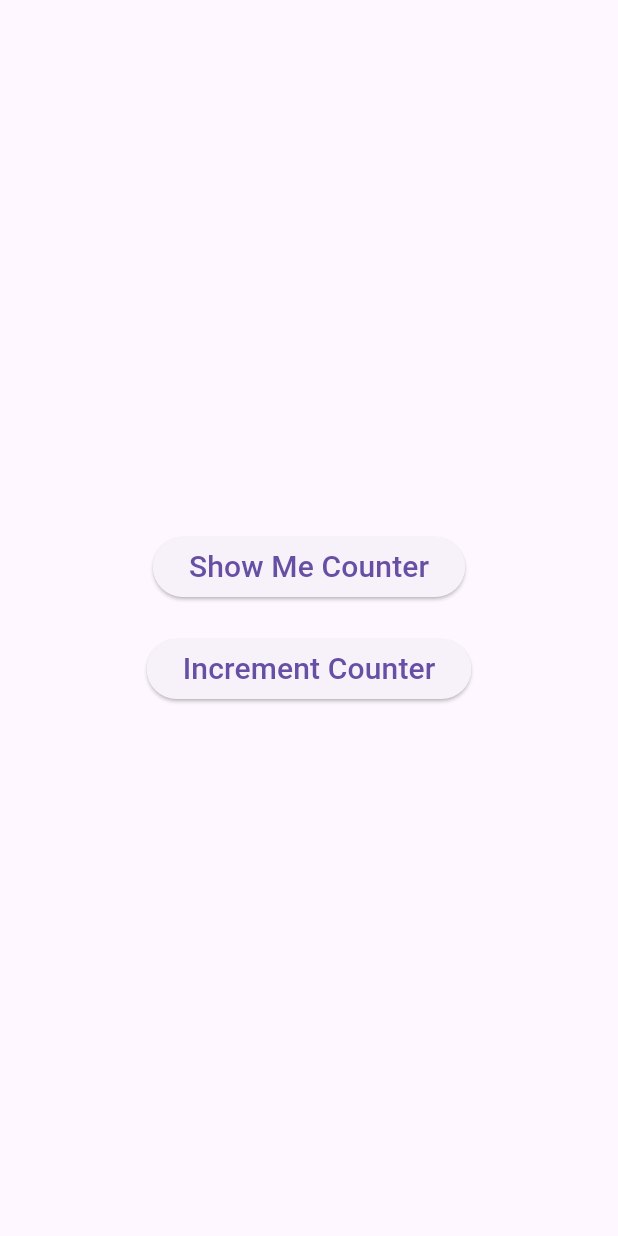
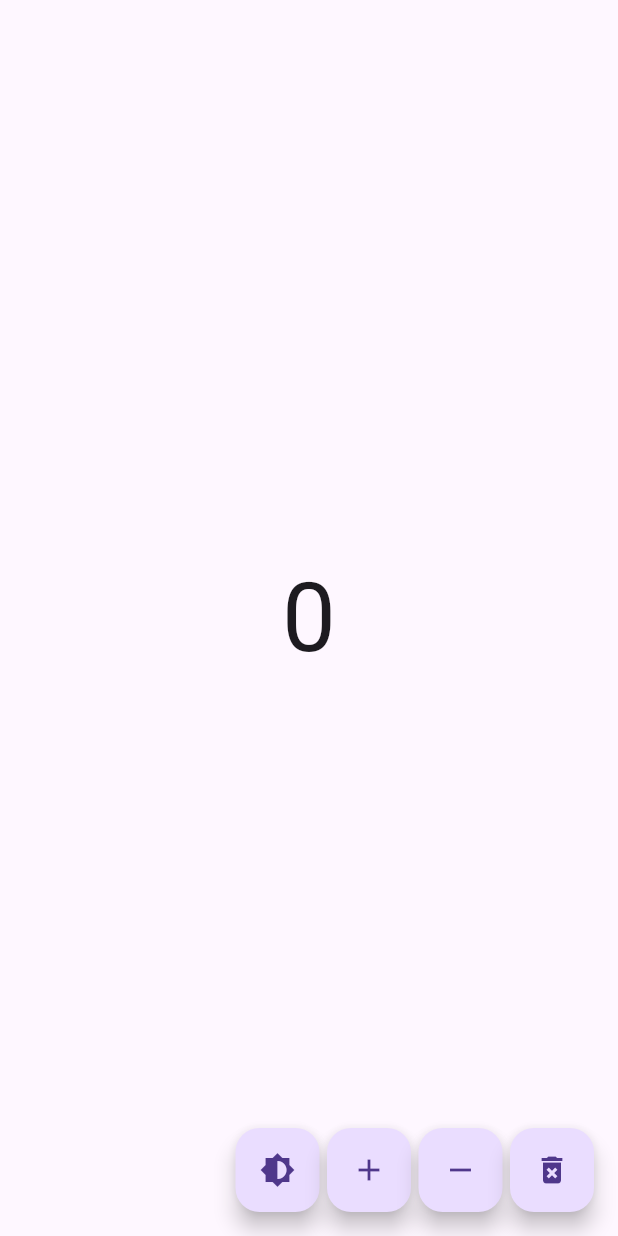
Before and after one commit to yhan0704/flutter_bloc_counter, a Flutter app: the screen it shows after launch, on a phone screen of 412 x 824 dp. Run offline on Flutter 3.47's test engine with Material 3 defaults, Android fonts, the phone set to English and light mode, and no system bars; our stand-ins replace equatable, flutter_bloc.

```diff
--- /dev/null
+++ b/lib/blocs/counter/counter_bloc.dart
@@ -0,0 +1,17 @@
+import 'package:flutter_bloc/flutter_bloc.dart';
+import 'package:equatable/equatable.dart';
+
+part 'counter_event.dart';
+part 'counter_state.dart';
+
+class CounterBloc extends Bloc<CounterEvent, CounterState> {
+  CounterBloc() : super(CounterState.initial()) {
+    on<IncrementCounterEvent>((event, emit) {
+      emit(state.copyWith(counter: state.counter + 1));
+    });
+
+    on<DecrementCounterEvent>((event, emit) {
+      emit(state.copyWith(counter: state.counter - 1));
+    });
+  }
+}
--- /dev/null
+++ b/lib/blocs/counter/counter_event.dart
@@ -0,0 +1,12 @@
+part of 'counter_bloc.dart';
+
+abstract class CounterEvent extends Equatable {
+  const CounterEvent();
+
+  @override
+  List<Object> get props => [];
+}
+
+class IncrementCounterEvent extends CounterEvent {}
+
+class DecrementCounterEvent extends CounterEvent {}
--- a/lib/counter/counter_state.dart
+++ b/lib/blocs/counter/counter_state.dart
@@ -1,13 +1,13 @@
-part of 'counter_cubit.dart';
+part of 'counter_bloc.dart';
 
 class CounterState extends Equatable {
   final int counter;
-  CounterState({
+  const CounterState({
     required this.counter,
   });
 
   factory CounterState.initial() {
-    return CounterState(counter: 0);
+    return const CounterState(counter: 0);
   }
 
   @override
--- /dev/null
+++ b/lib/blocs/theme/theme_event.dart
@@ -0,0 +1,10 @@
+part of 'theme_bloc.dart';
+
+abstract class ThemeEvent extends Equatable {
+  const ThemeEvent();
+
+  @override
+  List<Object> get props => [];
+}
+
+class ToggleThemeEvent extends ThemeEvent {}
--- /dev/null
+++ b/lib/blocs/theme/theme_state.dart
@@ -0,0 +1,31 @@
+part of 'theme_bloc.dart';
+
+enum AppTheme {
+  light,
+  dark,
+}
+
+class ThemeState extends Equatable {
+  final AppTheme appTheme;
+  const ThemeState({
+    this.appTheme = AppTheme.light,
+  });
+
+  factory ThemeState.initial() {
+    return const ThemeState();
+  }
+
+  @override
+  List<Object> get props => [appTheme];
+
+  @override
+  String toString() => 'ThemeState(appTheme: $appTheme)';
+
+  ThemeState copyWith({
+    AppTheme? appTheme,
+  }) {
+    return ThemeState(
+      appTheme: appTheme ?? this.appTheme,
+    );
+  }
+}
--- a/lib/counter/counter_cubit.dart
+++ /dev/null
@@ -1,12 +0,0 @@
-import 'package:bloc/bloc.dart';
-import 'package:equatable/equatable.dart';
-
-part 'counter_state.dart';
-
-class CounterCubit extends Cubit<CounterState> {
-  CounterCubit() : super(CounterState.initial());
-
-  void increment() {
-    emit(state.copyWith(counter: state.counter + 1));
-  }
-}
--- a/lib/main.dart
+++ b/lib/main.dart
@@ -1,95 +1,84 @@
 import 'package:flutter/material.dart';
 import 'package:flutter_bloc/flutter_bloc.dart';
 
-import 'counter/counter_cubit.dart';
-import 'show_me_counter.dart';
+import 'blocs/counter/counter_bloc.dart';
+import 'blocs/theme/theme_bloc.dart';
 
 void main() {
   runApp(const MyApp());
 }
 
-class MyApp extends StatefulWidget {
-  const MyApp({Key? key}) : super(key: key);
-
-  @override
-  State<MyApp> createState() => _MyAppState();
-}
-
-class _MyAppState extends State<MyApp> {
-  final CounterCubit _counterCubit = CounterCubit();
+class MyApp extends StatelessWidget {
+  const MyApp({super.key});
 
   @override
   Widget build(BuildContext context) {
+    return MultiBlocProvider(
+      providers: [
+        BlocProvider<CounterBloc>(
+          create: (context) => CounterBloc(),
+        ),
+        BlocProvider<ThemeBloc>(
+          create: (context) => ThemeBloc(),
+        ),
+      ],
+      child: BlocBuilder<ThemeBloc, ThemeState>(
+        builder: (context, state) {
           return MaterialApp(
-      title: 'Named Route',
+            title: 'Hydrated Bloc',
             debugShowCheckedModeBanner: false,
-      theme: ThemeData(
-        primarySwatch: Colors.blue,
-      ),
-      onGenerateRoute: (RouteSettings settings) {
-        switch (settings.name) {
-          case '/':
-            return MaterialPageRoute(
-              builder: (context) => BlocProvider.value(
-                value: _counterCubit,
-                child: MyHomePage(),
+            theme: state.appTheme == AppTheme.light
+                ? ThemeData.light()
+                : ThemeData.dark(),
+            home: const MyHomePage(),
+          );
+        },
       ),
     );
-          case '/counter':
-            return MaterialPageRoute(
-              builder: (context) => BlocProvider.value(
-                value: _counterCubit,
-                child: ShowMeCounter(),
-              ),
-            );
-          default:
-            return null;
-        }
-      },
-    );
-  }
-
-  @override
-  void dispose() {
-    _counterCubit.close();
-    super.dispose();
   }
 }
 
 class MyHomePage extends StatelessWidget {
-  const MyHomePage({Key? key}) : super(key: key);
+  const MyHomePage({super.key});
 
   @override
   Widget build(BuildContext context) {
     return Scaffold(
       body: Center(
-        child: Column(
-          mainAxisAlignment: MainAxisAlignment.center,
-          children: [
-            ElevatedButton(
-              onPressed: () {
-                Navigator.pushNamed(
-                  context,
-                  '/counter',
-                );
-              },
         child: Text(
-                'Show Me Counter',
-                style: TextStyle(fontSize: 20.0),
+          '${context.watch<CounterBloc>().state.counter}',
+          style: const TextStyle(fontSize: 64.0),
         ),
       ),
-            SizedBox(height: 20.0),
-            ElevatedButton(
+      floatingActionButton: Row(
+        mainAxisAlignment: MainAxisAlignment.end,
+        children: [
+          FloatingActionButton(
             onPressed: () {
-                BlocProvider.of<CounterCubit>(context).increment();
+              context.read<ThemeBloc>().add(ToggleThemeEvent());
             },
-              child: Text(
-                'Increment Counter',
-                style: TextStyle(fontSize: 20.0),
+            child: const Icon(Icons.brightness_6),
           ),
+          const SizedBox(width: 5.0),
+          FloatingActionButton(
+            onPressed: () {
+              context.read<CounterBloc>().add(IncrementCounterEvent());
+            },
+            child: const Icon(Icons.add),
+          ),
+          const SizedBox(width: 5.0),
+          FloatingActionButton(
+            onPressed: () {
+              context.read<CounterBloc>().add(DecrementCounterEvent());
+            },
+            child: const Icon(Icons.remove),
+          ),
+          const SizedBox(width: 5.0),
+          FloatingActionButton(
+            onPressed: () {},
+            child: const Icon(Icons.delete_forever),
           ),
         ],
-        ),
       ),
     );
   }
```
Also changed, not shown: lib/blocs/theme/theme_bloc.dart (added, +16 -0 lines), lib/show_me_counter.dart (deleted, +0 -26 lines). Lines whose indentation alone changed are shown as unchanged.
